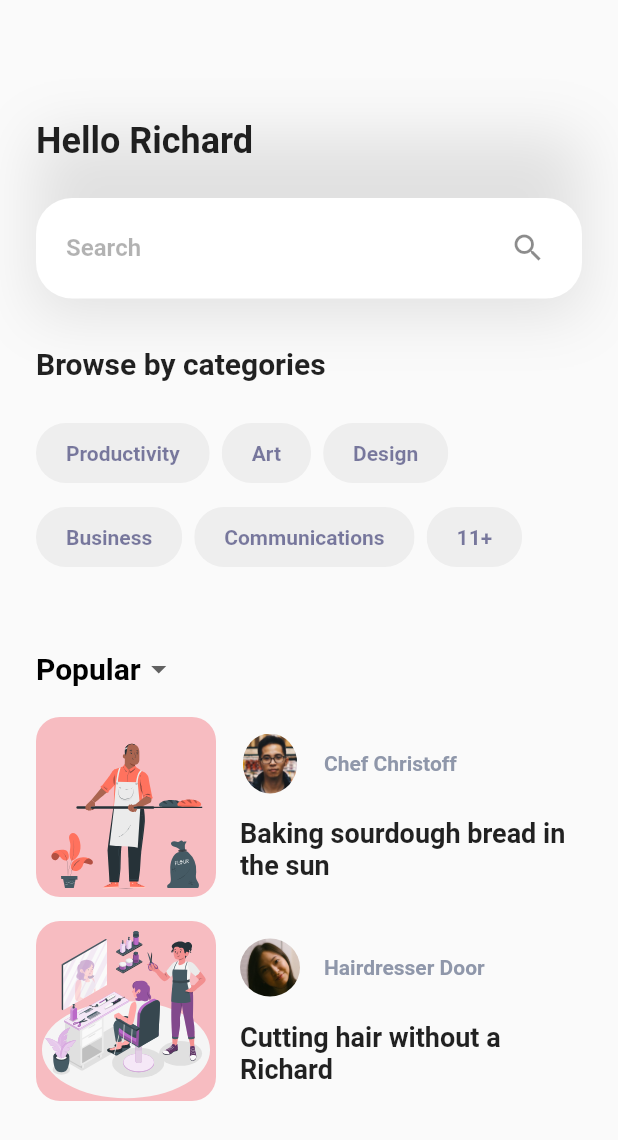
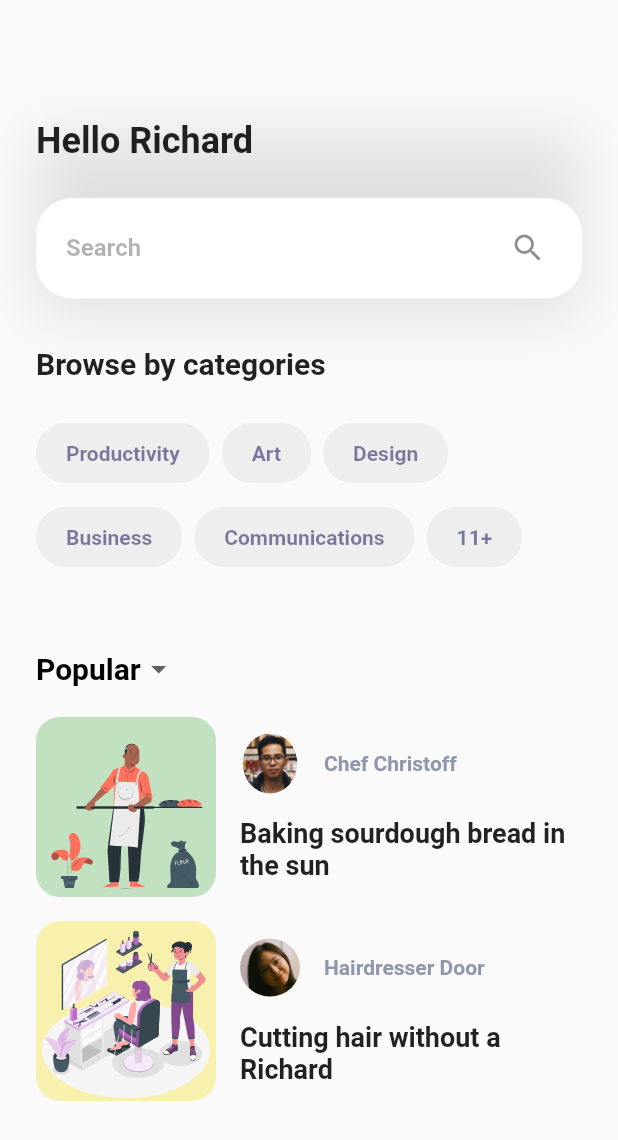
Before and after one commit to huynhtastic/5-days-ui-online-courses, a Flutter app: the screen it shows after launch, on a phone screen of 412 x 824 dp. Shown: the top 1140 px of the screen. Run offline on Flutter 3.47's test engine with Material 2 defaults, Android fonts, the phone set to English and light mode, and no system bars; our stand-ins replace flutter_svg.

Commit message:
refactor: fix various issues

```diff
--- a/lib/models/course_info.dart
+++ b/lib/models/course_info.dart
@@ -1,17 +1,21 @@
-import 'package:flutter/foundation.dart';
+import 'package:flutter/material.dart';
 
 class CourseInfo {
+  String name;
   String image;
   String semanticsLabel;
   String instructorAvatar;
   String instructorName;
   String desc;
+  Color backgroundColor;
 
   CourseInfo({
+    @required this.name,
     @required this.image,
     @required this.semanticsLabel,
     @required this.instructorAvatar,
     @required this.instructorName,
     @required this.desc,
+    @required this.backgroundColor,
   });
 }
--- a/lib/screens/home/home_screen.dart
+++ b/lib/screens/home/home_screen.dart
@@ -5,11 +5,13 @@ class HomeScreen extends StatelessWidget {
   @override
   Widget build(BuildContext context) {
     return Scaffold(
+      extendBodyBehindAppBar: true,
       appBar: AppBar(
         backgroundColor: Color.fromARGB(0, 0, 0, 0),
         shadowColor: Color.fromRGBO(0, 0, 0, 0),
       ),
       body: SingleChildScrollView(
+        child: SafeArea(
           child: Container(
             padding: EdgeInsets.all(24.0),
             child: Column(
@@ -26,6 +28,7 @@ class HomeScreen extends StatelessWidget {
             ),
           ),
         ),
+      ),
     );
   }
 }
--- a/lib/screens/home/widgets/course_list.dart
+++ b/lib/screens/home/widgets/course_list.dart
@@ -1,21 +1,29 @@
 import 'package:flutter/material.dart';
 import 'package:flutter_svg/flutter_svg.dart';
+
 import '../../../models/course_info.dart';
+import '../../course_detail/course_detail_screen.dart';
 
 List<CourseInfo> courses = [
   CourseInfo(
-    desc: 'Baking sourdough bread in the sun',
+    name: 'Baking sourdough bread in the sun',
+    desc:
+        "Using an oven is hard. Pre-heating, setting the correct temperature, and correct rack placement are just a few things that make using an oven a pain. Chef Christoff answers all of these problems: use nature's oven instead.",
     image: 'assets/images/Baker-pana.svg',
     instructorAvatar: 'assets/images/chef.png',
     instructorName: 'Chef Christoff',
     semanticsLabel: 'Baking Class Logo',
+    backgroundColor: const Color.fromRGBO(193, 225, 193, 1),
   ),
   CourseInfo(
-    desc: 'Cutting hair without a Richard',
+    name: 'Cutting hair without a Richard',
+    desc:
+        "Cutting hair with a Richard is the world's biggest trend since sliced bread, but Hairdresser Door's latest course brings hairstyling back to the basics. Join her in the newest craze and get your hair popping without a Richard!",
     image: 'assets/images/Hairdresser-amico.svg',
     instructorName: 'Hairdresser Door',
     instructorAvatar: 'assets/images/hairstylist.png',
     semanticsLabel: 'Hairdresser Class Logo',
+    backgroundColor: const Color.fromRGBO(248, 241, 174, 1),
   )
 ];
 
@@ -23,6 +31,7 @@ class CourseList extends StatelessWidget {
   @override
   Widget build(BuildContext context) {
     return ListView.separated(
+      physics: NeverScrollableScrollPhysics(),
       shrinkWrap: true,
       itemBuilder: (_, i) => Course(courses[i]),
       separatorBuilder: (_, __) => SizedBox(height: 16),
@@ -38,11 +47,14 @@ class Course extends StatelessWidget {
 
   @override
   Widget build(BuildContext context) {
-    return Row(
+    return InkWell(
+      onTap: () => Navigator.push(context,
+          MaterialPageRoute(builder: (context) => CourseDetailScreen(course))),
+      child: Row(
         children: [
           Container(
             decoration: BoxDecoration(
-            color: const Color.fromRGBO(247, 188, 193, 1),
+              color: course.backgroundColor,
               borderRadius: BorderRadius.all(Radius.circular(16)),
             ),
             child: SvgPicture.asset(
@@ -80,7 +92,7 @@ class Course extends StatelessWidget {
                 ),
                 SizedBox(height: 16),
                 Text(
-                course.desc,
+                  course.name,
                   style: const TextStyle(
                     fontWeight: FontWeight.bold,
                     fontSize: 18,
@@ -92,6 +104,7 @@ class Course extends StatelessWidget {
             ),
           ),
         ],
+      ),
     );
   }
 }
```
Lines whose indentation alone changed are shown as unchanged.
